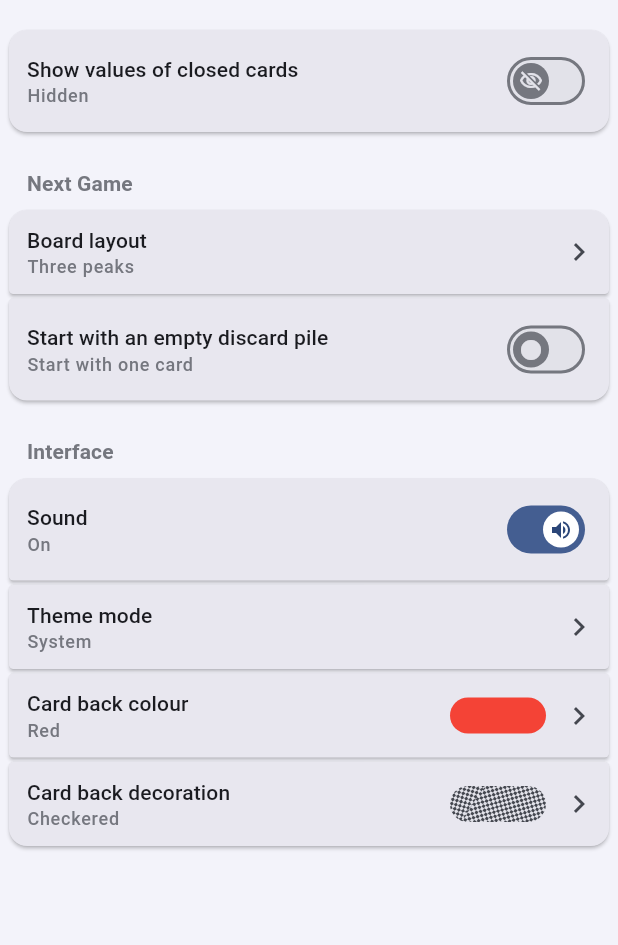
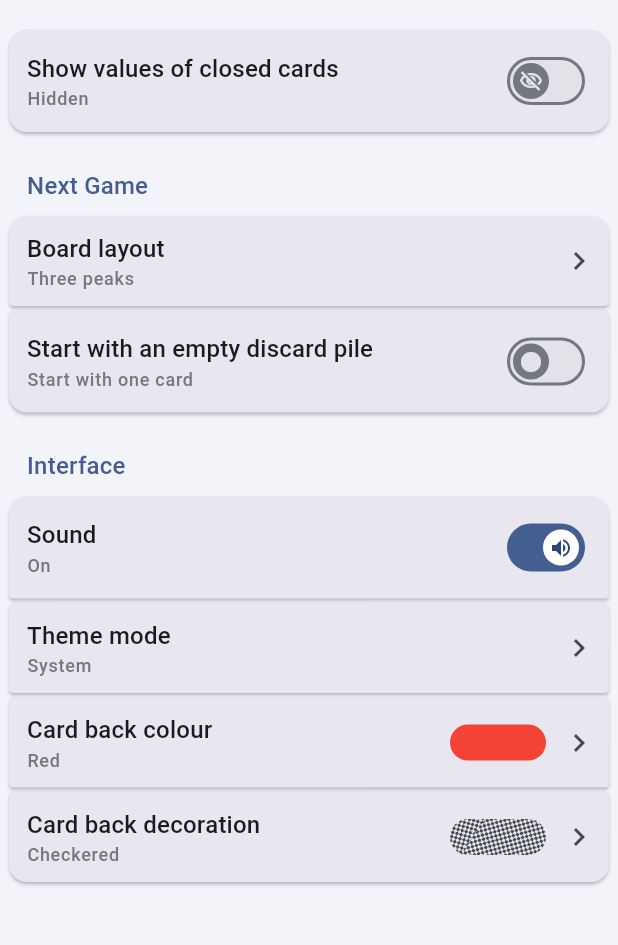
Before and after one commit to mimoguz/tripeaks_neue, a Flutter app: the SettingsPage screen opened directly, on a phone screen of 412 x 824 dp, the part 63-1008 px from its top. Run offline on Flutter 3.47's test engine with Material 3 defaults, Android fonts, the phone set to English and light mode, and no system bars; our stand-ins replace audioplayers, flutter_mobx, logger, mobx, web; missing offline and left inert: fast_rich_text; generated files the repository leaves out were written again; statements that could not run were skipped; project files that could hold a hidden picture were left out.

Commit message:
Adjust font styles

```diff
--- a/lib/widgets/group_title.dart
+++ b/lib/widgets/group_title.dart
@@ -21,13 +21,7 @@ final class GroupTitle extends StatelessWidget {
         ),
         child: Row(
           children: [
-            Text(
-              title,
-              style: theme.textTheme.titleSmall!.copyWith(
-                color: theme.colorScheme.outline,
-                fontWeight: FontWeight.w600,
-              ),
-            ),
+            Text(title, style: theme.textTheme.titleMedium!.copyWith(color: theme.colorScheme.primary)),
           ],
         ),
       ),
--- a/lib/widgets/setting_tile.dart
+++ b/lib/widgets/setting_tile.dart
@@ -45,7 +45,7 @@ final class SettingTile extends StatelessWidget {
                     child: Column(
                       crossAxisAlignment: CrossAxisAlignment.start,
                       children: [
-                        Text(title, style: theme.textTheme.titleSmall),
+                        Text(title, style: theme.textTheme.titleMedium),
                         if (subtitle != null)
                           Text(
                             subtitle!,
```
